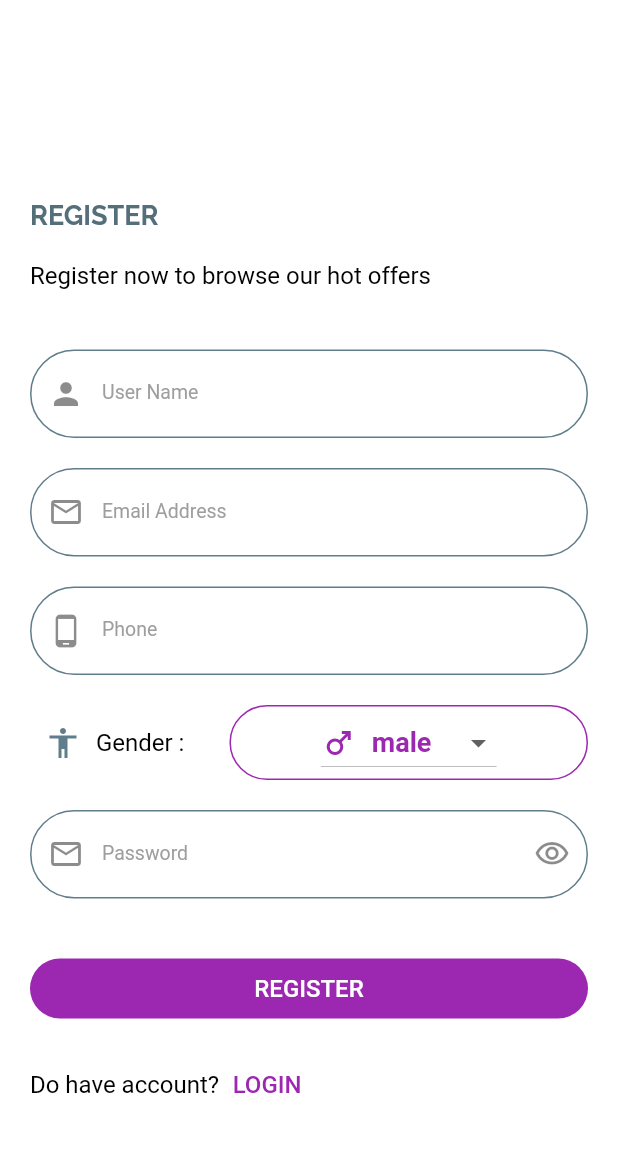
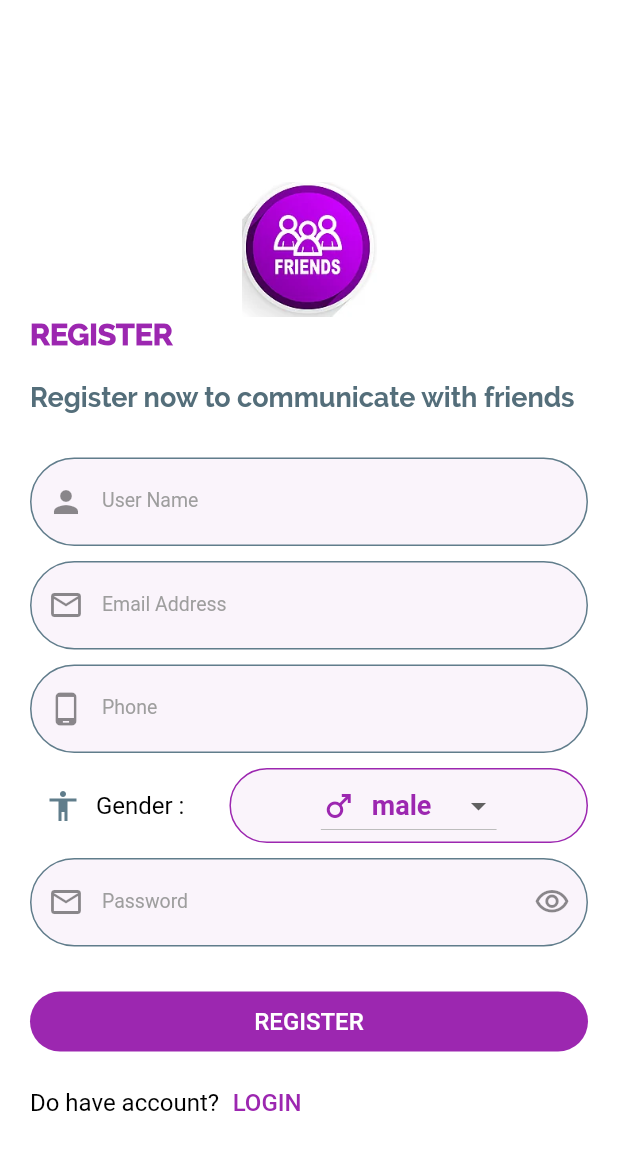
Before and after one commit to Abdo73873/social_app, a Flutter app: the screen it shows after launch, after a tap on "LOGIN", after a tap on "REGISTER", on a phone screen of 412 x 824 dp. Shown: the top 1150 px of the screen. Run offline on Flutter 3.47's test engine with Material 2 defaults, Android fonts, the light colour scheme and no system bars; our stand-ins replace bloc, cached_network_image, cloud_firestore, conditional_builder_null_safety, dio, firebase_auth and 7 more; accounts and stored records are empty; network calls fail.

Commit message:
update in login screen

```diff
--- a/lib/main.dart
+++ b/lib/main.dart
@@ -54,7 +54,7 @@ class MyApp extends StatelessWidget {
             debugShowCheckedModeBanner: false,
             theme: lightTheme,
             themeMode: ThemeMode.light,
-            home: startWidget,
+            home: LoginScreen(),
           );
         },
       ),
--- a/lib/modules/login/login_screen.dart
+++ b/lib/modules/login/login_screen.dart
@@ -1,6 +1,7 @@
 // ignore_for_file: use_key_in_widget_constructors, prefer_const_constructors, prefer_const_literals_to_create_immutables, must_be_immutable
 
 import 'package:conditional_builder_null_safety/conditional_builder_null_safety.dart';
+import 'package:flutter/gestures.dart';
 import 'package:flutter/material.dart';
 import 'package:flutter_bloc/flutter_bloc.dart';
 import 'package:social_app/layout/home_layout.dart';
@@ -38,6 +39,7 @@ class LoginScreen extends StatelessWidget {
             ),
             body: Center(
               child: SingleChildScrollView(
+                physics: BouncingScrollPhysics(),
                 child: Padding(
                   padding: const EdgeInsets.all(20.0),
                   child: Form(
@@ -45,6 +47,14 @@ class LoginScreen extends StatelessWidget {
                     child: Column(
                       crossAxisAlignment: CrossAxisAlignment.start,
                       children: [
+                        Center(
+                          child: Image(
+                            width: 90.0,
+                            height: 90.0,
+                            image: AssetImage('assets/images/logo2.PNG',),
+                            fit: BoxFit.cover,
+                          ),
+                        ),
                         Text(
                           'LOGIN',
                           style: Theme.of(context).textTheme.headlineMedium,
--- a/lib/modules/register/register_screen.dart
+++ b/lib/modules/register/register_screen.dart
@@ -49,19 +49,29 @@ class RegisterScreen extends StatelessWidget {
                     child: Column(
                       crossAxisAlignment: CrossAxisAlignment.start,
                       children: [
+                        Center(
+                          child: Image(
+                            width: 90.0,
+                            height: 90.0,
+                            image: AssetImage('assets/images/logo2.PNG',),
+                            fit: BoxFit.cover,
+                          ),
+                        ),
                         Text(
                           'REGISTER',
-                          style: Theme.of(context).textTheme.bodyLarge,
+                          style: Theme.of(context).textTheme.headlineMedium!.copyWith(
+                            fontSize: 20.0,
+                          ),
                         ),
                         SizedBox(
                           height: 20.0,
                         ),
                         Text(
-                          'Register now to browse our hot offers',
-                          style: Theme.of(context).textTheme.bodyMedium,
+                          'Register now to communicate with friends',
+                          style: Theme.of(context).textTheme.bodyLarge,
                         ),
                         SizedBox(
-                          height: 40.0,
+                          height: 30.0,
                         ),
                         defaultFromField(
                           context: context,
@@ -78,7 +88,7 @@ class RegisterScreen extends StatelessWidget {
                           action: TextInputAction.next,
                         ),
                         SizedBox(
-                          height: 20.0,
+                          height: 10.0,
                         ),
                         defaultFromField(
                           context: context,
@@ -95,7 +105,7 @@ class RegisterScreen extends StatelessWidget {
                           action: TextInputAction.next,
                         ),
                         SizedBox(
-                          height: 20.0,
+                          height: 10.0,
                         ),
                         defaultFromField(
                           context: context,
@@ -112,7 +122,7 @@ class RegisterScreen extends StatelessWidget {
                           action: TextInputAction.next,
                         ),
                         SizedBox(
-                          height: 20.0,
+                          height: 10.0,
                         ),
                         Row(
                           children: [
@@ -126,6 +136,7 @@ class RegisterScreen extends StatelessWidget {
                             child: Container(
                               alignment: Alignment.center,
                               decoration: BoxDecoration(
+                                color: defaultColor.withOpacity(0.05),
                                 border:Border.all(
                                   color: defaultColor,
                                 ),
@@ -183,7 +194,7 @@ class RegisterScreen extends StatelessWidget {
                           ),
                         ],),
                         SizedBox(
-                          height: 20.0,
+                          height: 10.0,
                         ),
                         defaultFromField(
                             context: context,
@@ -217,7 +228,7 @@ class RegisterScreen extends StatelessWidget {
                               }
                             }),
                         SizedBox(
-                          height: 40.0,
+                          height: 30.0,
                         ),
                         ConditionalBuilder(
                           condition: state is! LoadingRegisterState,
@@ -239,7 +250,7 @@ class RegisterScreen extends StatelessWidget {
                           fallback: (context) => Center(child: CircularProgressIndicator()),
                         ),
                         SizedBox(
-                          height: 20.0,
+                          height: 10.0,
                         ),
                         Row(
                           children: [
--- a/lib/shared/components/components.dart
+++ b/lib/shared/components/components.dart
@@ -53,6 +53,8 @@ Widget defaultFromField({
       validator: validator,
       obscureText: isPassword,
       decoration: InputDecoration(
+        fillColor: defaultColor.withOpacity(.05),
+        filled: true,
         floatingLabelStyle: TextStyle(
           color: Theme.of(context).primaryColor,
         ),
```
Also changed, not shown: assets/images/logo.PNG (added), assets/images/logo2.PNG (added).
